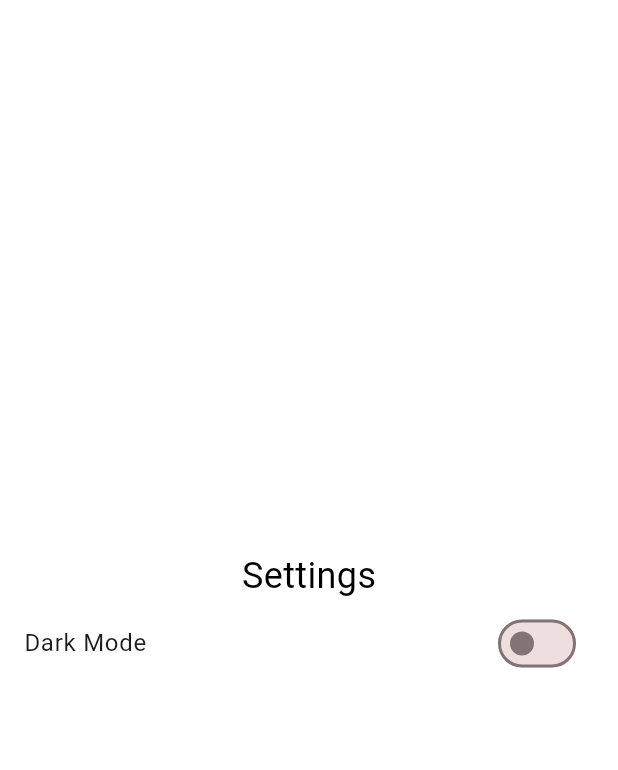
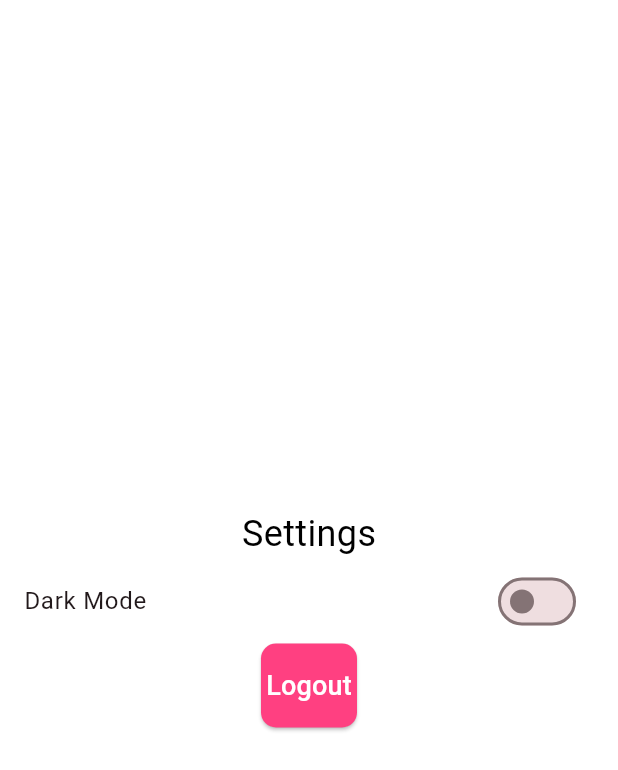
Before and after one commit to strelizia53/ssp-mobile, a Flutter app: the SettingsPage screen opened directly, on a phone screen of 412 x 824 dp. Shown: the top 770 px of the screen. Run offline on Flutter 3.47's test engine with Material 3 defaults, Android fonts, the phone set to English and light mode, and no system bars; our stand-ins replace shared_preferences; accounts and stored records are empty.

Commit message:
added logout to the settings page and edited home

```diff
--- a/lib/settings_page.dart
+++ b/lib/settings_page.dart
@@ -1,9 +1,25 @@
 import 'package:flutter/material.dart';
 import 'package:provider/provider.dart';
 import 'theme_notifier.dart';
+import 'package:shared_preferences/shared_preferences.dart';
+import 'api_service.dart';
 
 class SettingsPage extends StatelessWidget {
   const SettingsPage({Key? key}) : super(key: key);
+
+  // Method to handle logout
+  Future<void> _logout(BuildContext context) async {
+    try {
+      await ApiService().logout();  // Call logout API
+      SharedPreferences prefs = await SharedPreferences.getInstance();
+      await prefs.remove('token');  // Clear token
+      Navigator.pushReplacementNamed(context, '/login');  // Navigate to login screen
+    } catch (error) {
+      ScaffoldMessenger.of(context).showSnackBar(
+        const SnackBar(content: Text('Failed to log out. Please try again.')),
+      );
+    }
+  }
 
   @override
   Widget build(BuildContext context) {
@@ -14,6 +30,8 @@ class SettingsPage extends StatelessWidget {
         mainAxisAlignment: MainAxisAlignment.center,
         children: [
           const Text('Settings', style: TextStyle(fontSize: 24)),
+
+          // Dark Mode Switch
           SwitchListTile(
             title: const Text('Dark Mode'),
             value: themeNotifier.themeMode == ThemeMode.dark,
@@ -23,6 +41,22 @@ class SettingsPage extends StatelessWidget {
               );
             },
           ),
+
+          // Logout Button
+          ElevatedButton(
+            onPressed: () => _logout(context),  // Trigger logout
+            style: ElevatedButton.styleFrom(
+              padding: const EdgeInsets.symmetric(vertical: 15),
+              backgroundColor: Colors.pinkAccent,
+              shape: RoundedRectangleBorder(
+                borderRadius: BorderRadius.circular(10),
+              ),
+            ),
+            child: const Text(
+              'Logout',
+              style: TextStyle(fontSize: 18, color: Colors.white),
+            ),
+          ),
         ],
       ),
     );
```
Also changed, not shown: lib/home_page.dart (+0 -26 lines).
